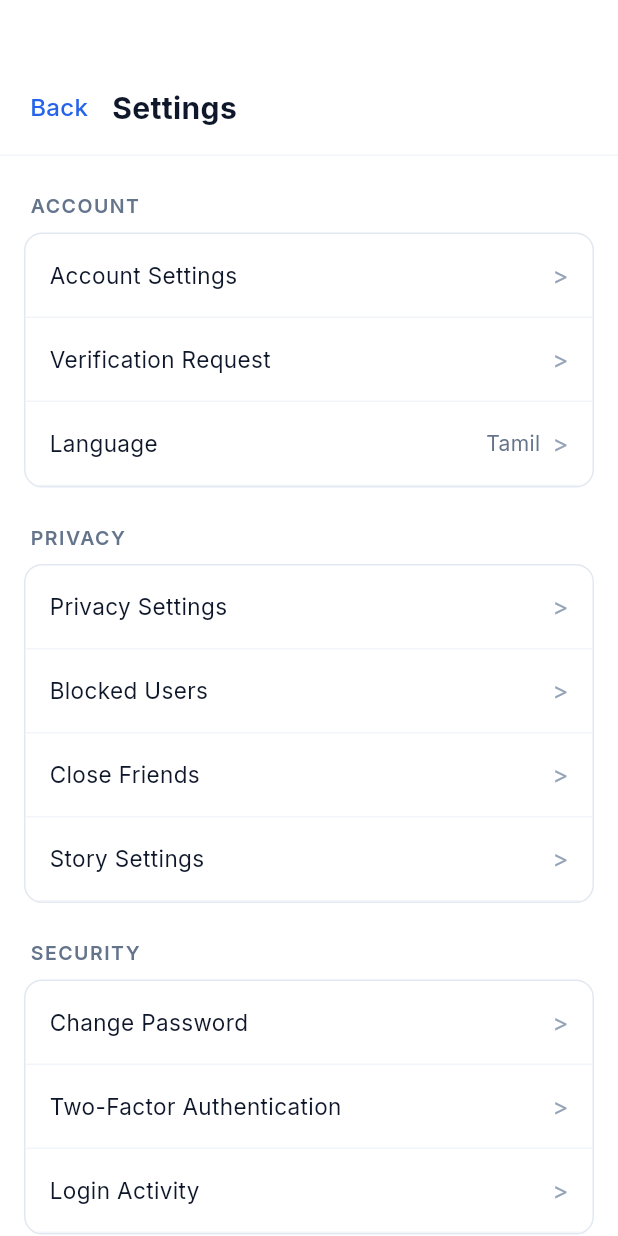
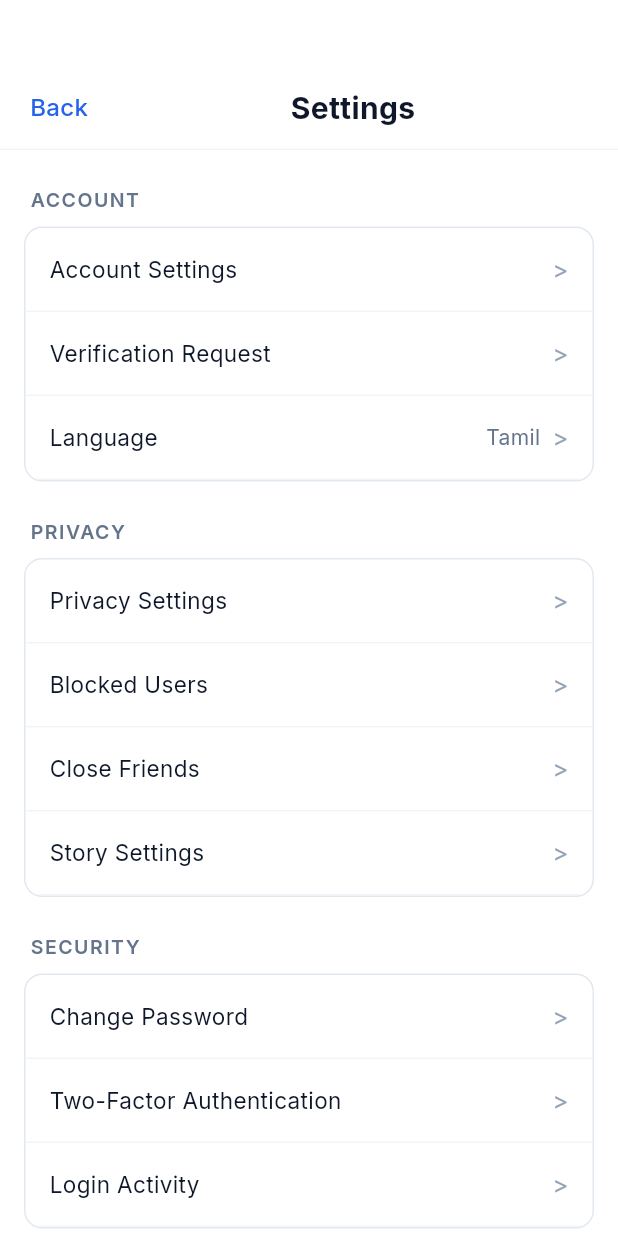
Before and after one commit to daniilpaschenko/vaanjay, a Flutter app: the ProfileScreen screen opened by its route, after a tap on "Settings", on a phone screen of 412 x 824 dp. Run offline on Flutter 3.47's test engine with Material 3 defaults, Android fonts, the phone set to English and light mode, and no system bars; our stand-ins replace cloud_firestore, firebase_auth, firebase_core, flutter_riverpod, freezed_annotation, go_router; accounts and stored records are empty.

Commit message:
fix(ui): make screens the smae style

```diff
--- a/apps/mobile/lib/features/profile/presentation/edit_profile_screen.dart
+++ b/apps/mobile/lib/features/profile/presentation/edit_profile_screen.dart
@@ -125,7 +125,7 @@ class _EditProfileScreenState extends ConsumerState<EditProfileScreen> {
                   'Edit Profile',
                   style: TextStyle(
                     color: AppColors.title,
-                    fontSize: 17,
+                    fontSize: 20,
                     fontWeight: FontWeight.w600,
                   ),
                 ),
--- a/apps/mobile/lib/features/profile/presentation/profile_screen.dart
+++ b/apps/mobile/lib/features/profile/presentation/profile_screen.dart
@@ -41,6 +41,7 @@ class ProfileScreen extends ConsumerWidget {
               leading: BackLink(onTap: () => context.pop()),
               title: const Text(
                 'Profile',
+                textAlign: TextAlign.center,
                 style: TextStyle(
                   color: AppColors.title,
                   fontSize: 20,
--- a/apps/mobile/lib/features/settings/presentation/settings_screen.dart
+++ b/apps/mobile/lib/features/settings/presentation/settings_screen.dart
@@ -67,13 +67,13 @@ class SettingsScreen extends ConsumerWidget {
               leading: BackLink(onTap: () => context.pop()),
               title: const Text(
                 'Settings',
+                textAlign: TextAlign.center,
                 style: TextStyle(
                   color: AppColors.title,
                   fontSize: 20,
                   fontWeight: FontWeight.w700,
                 ),
               ),
-              paddingBottom: AppDimens.contentPadding,
             ),
             Expanded(
               child: ListView(
```
